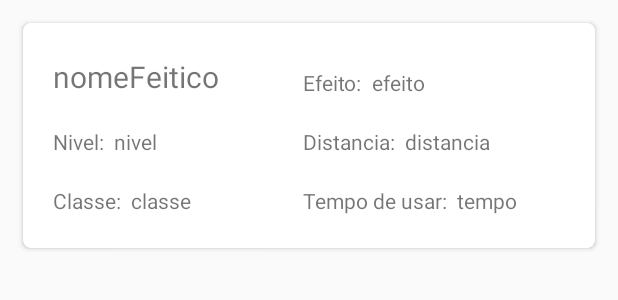
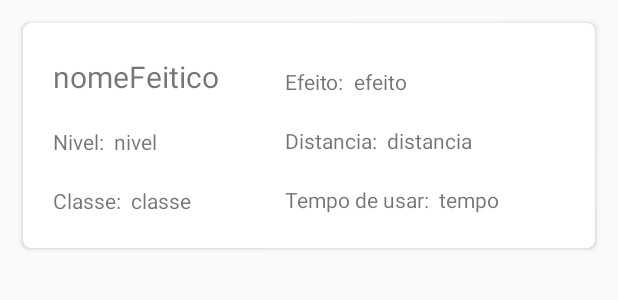
Before and after one commit to marcelovicarvalho/edenic, an Android app: the layout recycler_feiticos.xml on its own in the app's theme, with its tools: preview values and no code run, on a phone screen of 412 x 824 dp. Shown: the top 300 px of the screen. Run offline under Robolectric (Android 15) with nearby library versions, the phone set to English and light mode, and no system bars.

Commit message:
Ajustado recycler de feiticos denovo

```diff
--- a/app/src/main/res/layout/recycler_feiticos.xml
+++ b/app/src/main/res/layout/recycler_feiticos.xml
@@ -72,63 +72,66 @@
             </LinearLayout>
 
             <LinearLayout
-                android:layout_width="wrap_content"
+                android:layout_width="197dp"
                 android:layout_height="wrap_content"
-                android:orientation="vertical"
                 android:layout_gravity="center"
-                android:layout_marginTop="14dp"
+                android:layout_marginLeft="10dp"
+                android:layout_marginTop="13.5dp"
                 android:layout_marginRight="10dp"
-                android:layout_marginLeft="10dp"
                 android:layout_marginBottom="10dp"
-                android:layout_weight="2">
+                android:layout_weight="2"
+                android:orientation="vertical">
+
                 <LinearLayout
                     android:layout_width="wrap_content"
                     android:layout_height="wrap_content"
                     android:layout_margin="10dp">
+
                     <TextView
                         android:layout_width="wrap_content"
                         android:layout_height="wrap_content"
-                        android:text="Efeito:  ">
-                    </TextView>
+                        android:text="Efeito:  "></TextView>
+
                     <TextView
                         android:id="@+id/efeito"
                         android:layout_width="wrap_content"
                         android:layout_height="wrap_content"
-                        android:text="efeito">
-                    </TextView>
+                        android:text="efeito"></TextView>
                 </LinearLayout>
+
                 <LinearLayout
                     android:layout_width="wrap_content"
                     android:layout_height="wrap_content"
                     android:layout_margin="10dp"
                     android:orientation="horizontal">
+
                     <TextView
                         android:layout_width="wrap_content"
                         android:layout_height="wrap_content"
-                        android:text="Distancia:  ">
-                    </TextView>
+                        android:text="Distancia:  "></TextView>
+
                     <TextView
                         android:id="@+id/range"
                         android:layout_width="wrap_content"
                         android:layout_height="wrap_content"
-                        android:text="distancia">
-                    </TextView>
+                        android:text="distancia"></TextView>
                 </LinearLayout>
+
                 <LinearLayout
                     android:layout_width="wrap_content"
                     android:layout_height="wrap_content"
                     android:layout_margin="10dp">
+
                     <TextView
                         android:layout_width="wrap_content"
                         android:layout_height="wrap_content"
-                        android:text="Tempo de usar:  ">
-                    </TextView>
+                        android:text="Tempo de usar:  "></TextView>
+
                     <TextView
                         android:id="@+id/tempo"
                         android:layout_width="wrap_content"
                         android:layout_height="wrap_content"
-                        android:text="tempo">
-                    </TextView>
+                        android:text="tempo"></TextView>
                 </LinearLayout>
             </LinearLayout>
 
```
